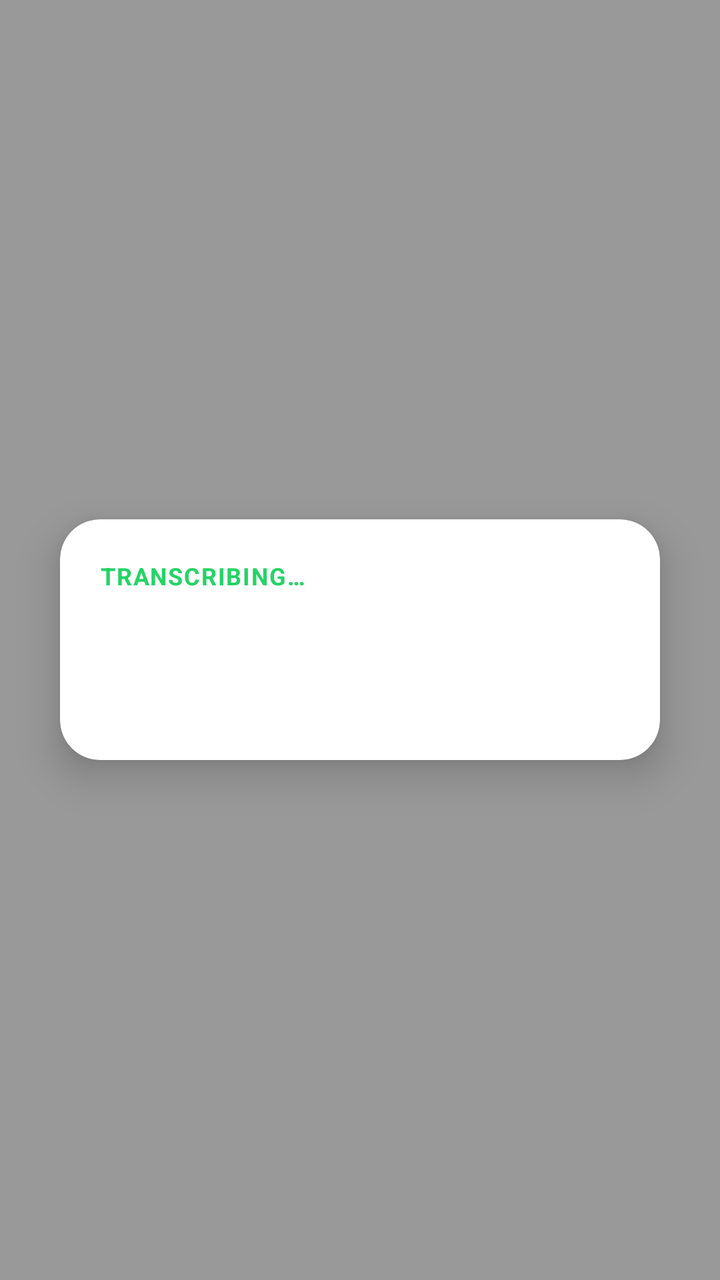
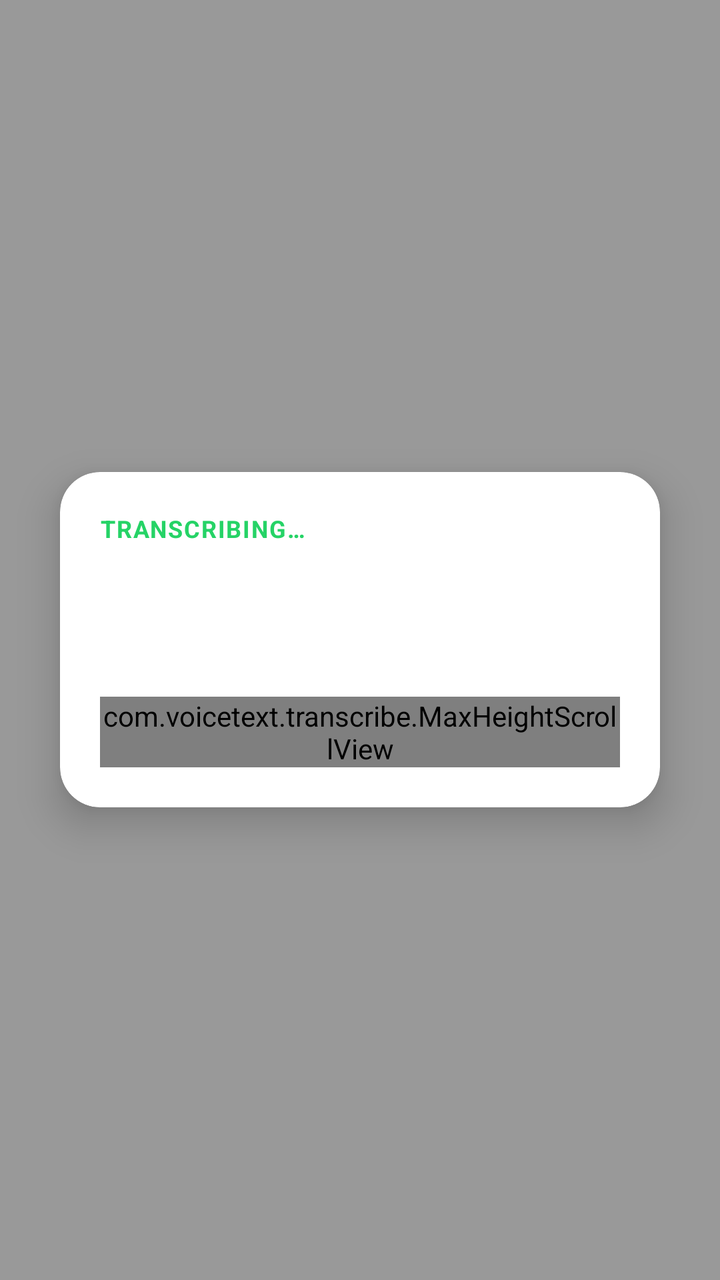

Compare the two renders of this Android layout. The source of the first and the diff that turns it into the second are given below.
<!-- AndroidManifest.xml: application theme Theme.TranscribeApp -->
<!-- res/layout/activity_transcribe_overlay.xml -->
<?xml version="1.0" encoding="utf-8"?>
<FrameLayout xmlns:android="http://schemas.android.com/apk/res/android"
    xmlns:app="http://schemas.android.com/apk/res-auto"
    android:id="@+id/scrim"
    android:layout_width="match_parent"
    android:layout_height="match_parent"
    android:background="#66000000">

    <androidx.cardview.widget.CardView
        android:id="@+id/card"
        android:layout_width="300dp"
        android:layout_height="wrap_content"
        android:layout_gravity="center"
        app:cardCornerRadius="20dp"
        app:cardElevation="12dp"
        app:cardBackgroundColor="@color/cardBackground"
        android:clickable="true"
        android:focusable="true">

        <LinearLayout
            android:layout_width="match_parent"
            android:layout_height="wrap_content"
            android:orientation="vertical"
            android:padding="20dp">

            <TextView
                android:id="@+id/statusText"
                android:layout_width="wrap_content"
                android:layout_height="wrap_content"
                android:text="@string/status_transcribing"
                android:textSize="12sp"
                android:textStyle="bold"
                android:textAllCaps="true"
                android:letterSpacing="0.05"
                android:textColor="@color/accent" />

            <ProgressBar
                android:id="@+id/loadingPulse"
                android:layout_width="wrap_content"
                android:layout_height="wrap_content"
                android:layout_marginTop="16dp"
                android:layout_gravity="center_horizontal"
                style="?android:attr/progressBarStyle" />

            <TextView
                android:id="@+id/transcriptText"
                android:layout_width="match_parent"
                android:layout_height="wrap_content"
                android:layout_marginTop="12dp"
                android:textSize="15sp"
                android:textColor="@color/textPrimary"
                android:visibility="gone" />

            <LinearLayout
                android:id="@+id/actionsRow"
                android:layout_width="match_parent"
                android:layout_height="wrap_content"
                android:layout_marginTop="16dp"
                android:orientation="horizontal"
                android:visibility="gone">

                <Button
                    android:id="@+id/copyBtn"
                    android:layout_width="0dp"
                    android:layout_height="wrap_content"
                    android:layout_weight="1"
                    android:layout_marginEnd="8dp"
                    android:text="@string/action_copy"
                    style="?android:attr/borderlessButtonStyle" />

                <Button
                    android:id="@+id/sendBackBtn"
                    android:layout_width="0dp"
                    android:layout_height="wrap_content"
                    android:layout_weight="1"
                    android:text="@string/action_send_back"
                    style="?android:attr/borderlessButtonStyle" />

            </LinearLayout>

            <Button
                android:id="@+id/openSettingsBtn"
                android:layout_width="wrap_content"
                android:layout_height="wrap_content"
                android:layout_marginTop="12dp"
                android:layout_gravity="end"
                android:text="@string/action_open_settings"
                android:visibility="gone"
                style="?android:attr/borderlessButtonStyle" />

        </LinearLayout>

    </androidx.cardview.widget.CardView>

</FrameLayout>
<!-- resources referenced by this layout -->
<resources>
  <color name="accent">#25D366</color>
  <color name="cardBackground">#FFFFFF</color>
  <color name="textPrimary">#1A1A1A</color>
  <string name="action_copy">Copy</string>
  <string name="action_open_settings">Open Settings</string>
  <string name="action_send_back">Send to WhatsApp</string>
  <string name="status_transcribing">Transcribing…</string>
  <style name="Theme.TranscribeApp" parent="Theme.MaterialComponents.Light.NoActionBar">
          <item name="colorPrimary">@color/accent</item>
          <item name="colorPrimaryVariant">@color/accentDark</item>
          <item name="android:statusBarColor">@color/accentDark</item>
      </style>
  <color name="accentDark">#128C7E</color>
</resources>

<!-- the commit's change to res/layout/activity_transcribe_overlay.xml (unified diff, before → after) -->
@@ -42,14 +42,23 @@
                 android:layout_gravity="center_horizontal"
                 style="?android:attr/progressBarStyle" />
 
-            <TextView
-                android:id="@+id/transcriptText"
+            <com.voicetext.transcribe.MaxHeightScrollView
                 android:layout_width="match_parent"
                 android:layout_height="wrap_content"
                 android:layout_marginTop="12dp"
-                android:textSize="15sp"
-                android:textColor="@color/textPrimary"
-                android:visibility="gone" />
+                android:fadeScrollbars="false"
+                android:scrollbarStyle="outsideOverlay">
+
+                <TextView
+                    android:id="@+id/transcriptText"
+                    android:layout_width="match_parent"
+                    android:layout_height="wrap_content"
+                    android:textIsSelectable="true"
+                    android:textSize="15sp"
+                    android:textColor="@color/textPrimary"
+                    android:visibility="gone" />
+
+            </com.voicetext.transcribe.MaxHeightScrollView>
 
             <LinearLayout
                 android:id="@+id/actionsRow"
@@ -61,15 +70,17 @@
 
                 <Button
                     android:id="@+id/copyBtn"
+                    android:textColor="@color/borderless_button_text"
                     android:layout_width="0dp"
                     android:layout_height="wrap_content"
                     android:layout_weight="1"
                     android:layout_marginEnd="8dp"
-                    android:text="@string/action_copy"
+                    android:text="@string/action_copy_close"
                     style="?android:attr/borderlessButtonStyle" />
 
                 <Button
                     android:id="@+id/sendBackBtn"
+                    android:textColor="@color/borderless_button_text"
                     android:layout_width="0dp"
                     android:layout_height="wrap_content"
                     android:layout_weight="1"
@@ -80,6 +91,7 @@
 
             <Button
                 android:id="@+id/openSettingsBtn"
+                android:textColor="@color/borderless_button_text"
                 android:layout_width="wrap_content"
                 android:layout_height="wrap_content"
                 android:layout_marginTop="12dp"
<!-- resource entries referenced after the edit -->
@@ -3,7 +3,7 @@
   <color name="accent">#25D366</color>
   <color name="cardBackground">#FFFFFF</color>
   <color name="textPrimary">#1A1A1A</color>
-  <string name="action_copy">Copy</string>
+  <string name="action_copy_close">Copy &amp; close</string>
   <string name="action_open_settings">Open Settings</string>
   <string name="action_send_back">Send to WhatsApp</string>
   <string name="status_transcribing">Transcribing…</string>
